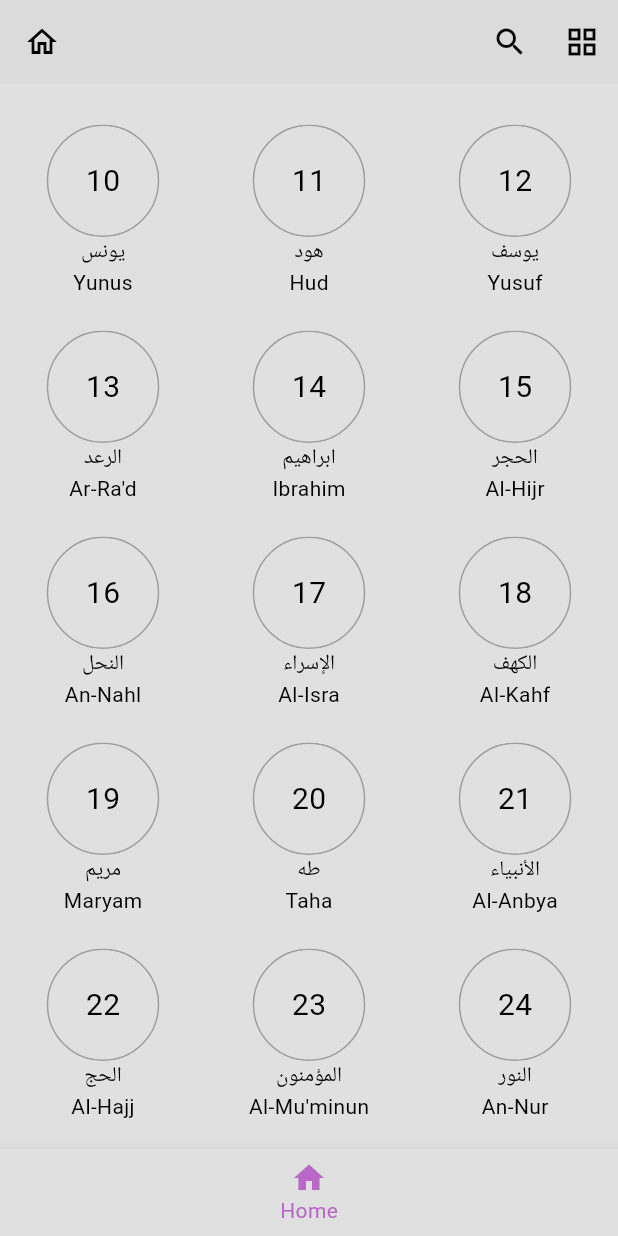
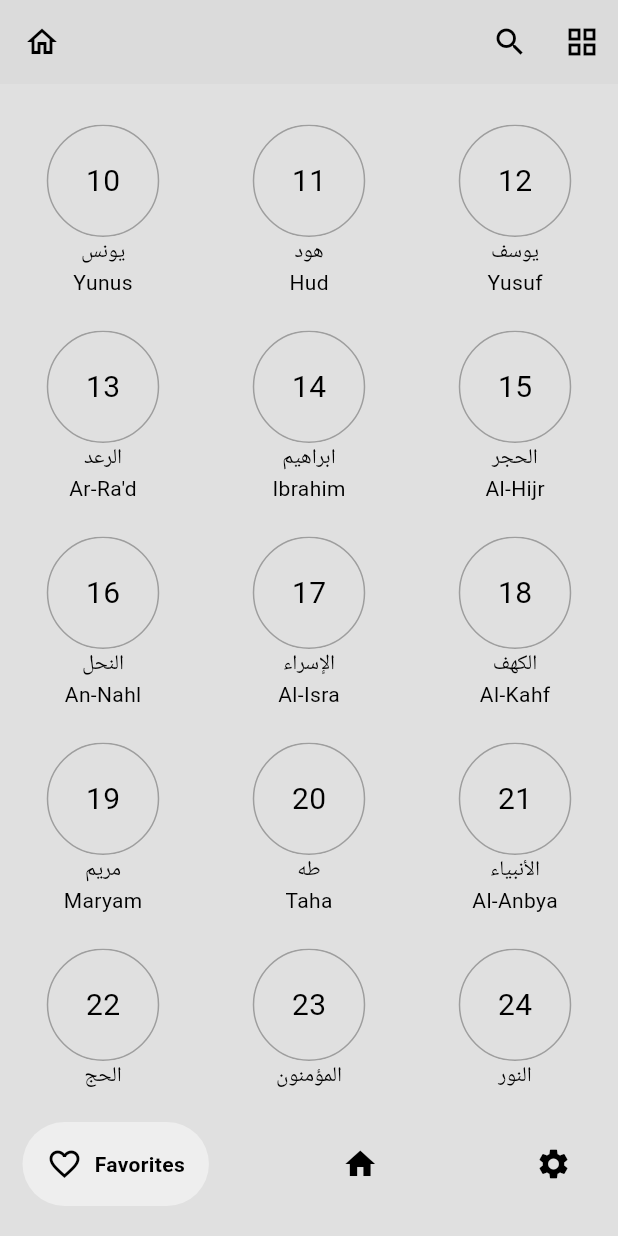
Before and after one commit to aksoyalpi/Quranify-App, a Flutter app: the screen it shows after launch, scrolled down 576 dp, on a phone screen of 412 x 824 dp. Run offline on Flutter 3.47's test engine with Material 3 defaults, Android fonts, the phone set to English and light mode, and no system bars; drawn by our look-alikes of google_nav_bar; our stand-ins replace animated_background, audio_service, audio_video_progress_bar, flutter_slidable, get_it, google_fonts and 2 more; missing offline and left inert: tutorial_coach_mark.

Commit message:
changed UI of Bottom Navigation Bar to look way better

```diff
--- a/lib/main.dart
+++ b/lib/main.dart
@@ -1,5 +1,6 @@
 import 'package:flutter/material.dart';
 import 'package:flutter/services.dart';
+import 'package:google_nav_bar/google_nav_bar.dart';
 
 import 'package:provider/provider.dart';
 import 'package:quran_fi/helper_functions.dart';
@@ -133,13 +134,20 @@ class _MyHomePageState extends State<MyHomePage> {
               onPopInvoked: (didPop) => handlePop(isChooseMode),
               child: Scaffold(
                   backgroundColor: Theme.of(context).colorScheme.surface,
-                  bottomNavigationBar: BottomNavigationBar(
-                    onTap: (value) {
+                  bottomNavigationBar: Padding(
+                    padding: const EdgeInsets.symmetric(
+                        horizontal: 15, vertical: 20),
+                    child: GNav(
+                        padding: const EdgeInsets.all(16),
+                        tabBackgroundColor:
+                            Theme.of(context).colorScheme.secondary,
+                        onTabChange: (value) {
                           setState(() {
                             pageIndex = value;
 
                             if (value == 0) {
-                          filteredSurahs = pageManager.favoritesNotifier.value;
+                              filteredSurahs =
+                                  pageManager.favoritesNotifier.value;
                               filteredSurahs.sort(
                                 (a, b) => a.id.compareTo(b.id),
                               );
@@ -148,18 +156,13 @@ class _MyHomePageState extends State<MyHomePage> {
                             }
                           });
                         },
-                    type: BottomNavigationBarType.shifting,
-                    currentIndex: pageIndex,
-                    showUnselectedLabels: false,
-                    selectedItemColor: Theme.of(context).colorScheme.onPrimary,
-                    items: const [
-                      BottomNavigationBarItem(
-                          icon: Icon(Icons.favorite), label: "Favorites"),
-                      BottomNavigationBarItem(
-                          icon: Icon(Icons.home), label: "Home"),
-                      BottomNavigationBarItem(
-                          icon: Icon(Icons.settings), label: "Settings")
-                    ],
+                        gap: 8,
+                        tabs: const [
+                          GButton(
+                              icon: Icons.favorite_border, text: "Favorites"),
+                          GButton(icon: Icons.home, text: "Home"),
+                          GButton(icon: Icons.settings, text: "Settings"),
+                        ]),
                   ),
                   appBar: pageIndex == 2
                       ? AppBar(
--- a/pubspec.yaml
+++ b/pubspec.yaml
@@ -51,6 +51,7 @@ dependencies:
   google_fonts: ^6.2.1
   animated_background: ^2.0.0
   tutorial_coach_mark: ^1.2.11
+  google_nav_bar: ^5.0.6
 
 
 flutter_launcher_icons:
```
Also changed, not shown: pubspec.lock. Lines whose indentation alone changed are shown as unchanged.
